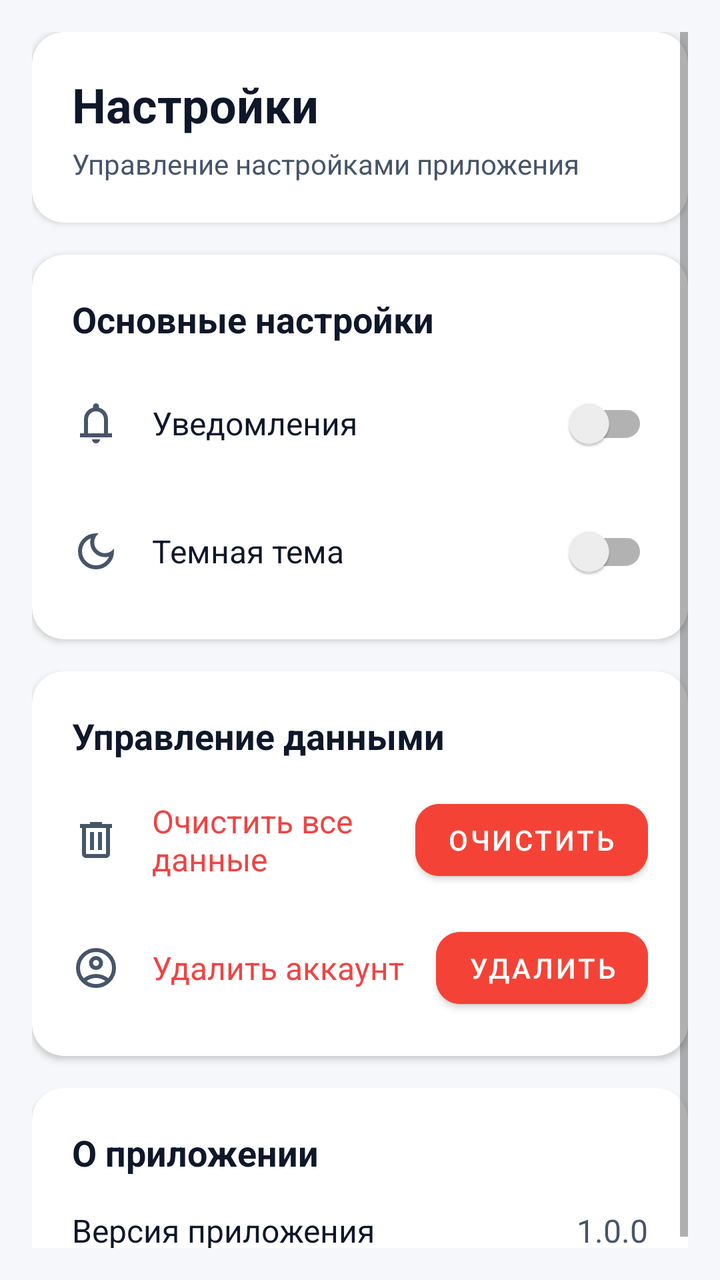
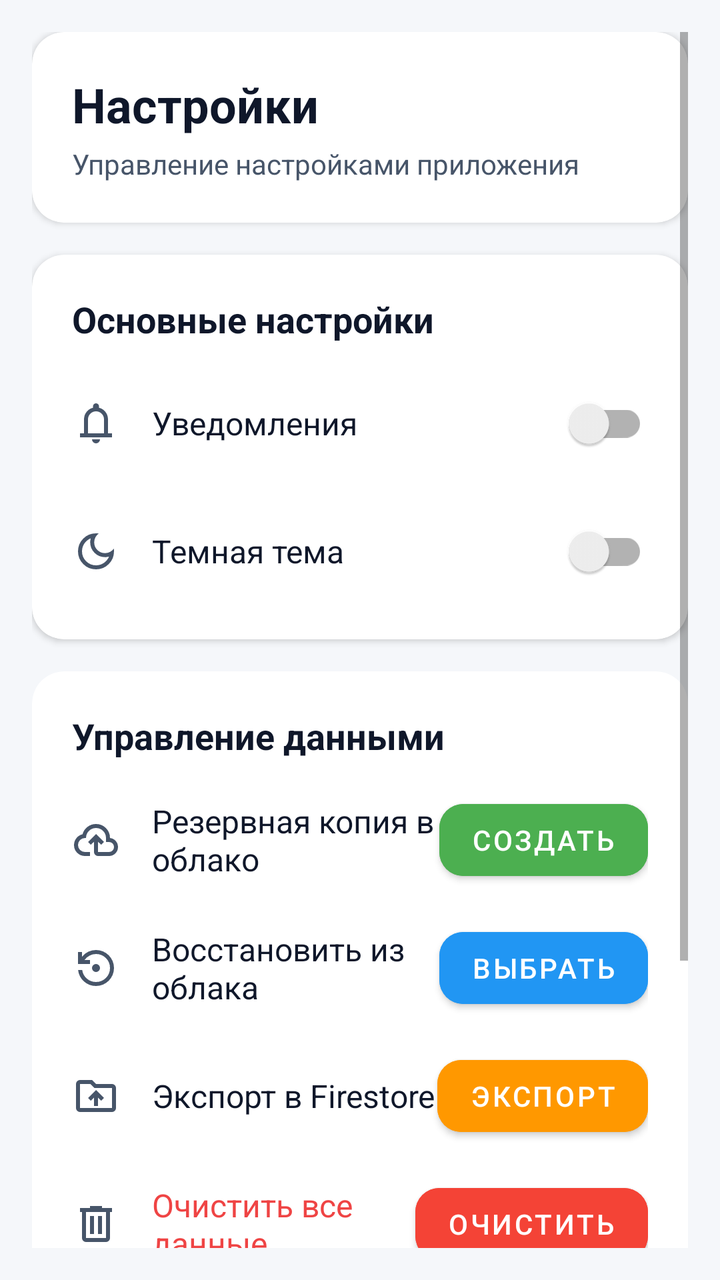

Two renders of the same Android screen: before a commit and after it. Below are the layout's source before the change and the commit's diff.
<!-- AndroidManifest.xml: application theme Theme.Capital -->
<!-- res/layout/fragment_settings.xml -->
<?xml version="1.0" encoding="utf-8"?>
<ScrollView xmlns:android="http://schemas.android.com/apk/res/android"
    xmlns:app="http://schemas.android.com/apk/res-auto"
    android:layout_width="match_parent"
    android:layout_height="match_parent"
    android:background="@color/background"
    android:padding="16dp">

    <LinearLayout
        android:layout_width="match_parent"
        android:layout_height="wrap_content"
        android:orientation="vertical">

        
        <androidx.cardview.widget.CardView
            android:layout_width="match_parent"
            android:layout_height="wrap_content"
            android:layout_marginBottom="16dp"
            app:cardCornerRadius="16dp"
            app:cardElevation="2dp"
            app:cardBackgroundColor="@color/surface_main">

            <LinearLayout
                android:layout_width="match_parent"
                android:layout_height="wrap_content"
                android:orientation="vertical"
                android:padding="20dp">

                <TextView
                    android:layout_width="wrap_content"
                    android:layout_height="wrap_content"
                    android:text="Настройки"
                    android:textColor="@color/text_main_primary"
                    android:textSize="24sp"
                    android:textStyle="bold" />

                <TextView
                    android:layout_width="wrap_content"
                    android:layout_height="wrap_content"
                    android:layout_marginTop="4dp"
                    android:text="Управление настройками приложения"
                    android:textColor="@color/text_main_secondary"
                    android:textSize="14sp" />

            </LinearLayout>

        </androidx.cardview.widget.CardView>

        
        <androidx.cardview.widget.CardView
            android:layout_width="match_parent"
            android:layout_height="wrap_content"
            android:layout_marginBottom="16dp"
            app:cardCornerRadius="16dp"
            app:cardElevation="2dp"
            app:cardBackgroundColor="@color/surface_main">

            <LinearLayout
                android:layout_width="match_parent"
                android:layout_height="wrap_content"
                android:orientation="vertical"
                android:padding="20dp">

                <TextView
                    android:layout_width="wrap_content"
                    android:layout_height="wrap_content"
                    android:text="Основные настройки"
                    android:textColor="@color/text_main_primary"
                    android:textSize="18sp"
                    android:textStyle="bold" />

                
                <LinearLayout
                    android:layout_width="match_parent"
                    android:layout_height="wrap_content"
                    android:layout_marginTop="16dp"
                    android:orientation="horizontal"
                    android:gravity="center_vertical">

                    <ImageView
                        android:layout_width="24dp"
                        android:layout_height="24dp"
                        android:src="@drawable/ic_notifications"
                        android:tint="@color/text_main_secondary" />

                    <TextView
                        android:layout_width="0dp"
                        android:layout_height="wrap_content"
                        android:layout_marginStart="16dp"
                        android:layout_weight="1"
                        android:text="Уведомления"
                        android:textColor="@color/text_main_primary"
                        android:textSize="16sp" />

                    <androidx.appcompat.widget.SwitchCompat
                        android:id="@+id/notificationsSwitch"
                        android:layout_width="wrap_content"
                        android:layout_height="wrap_content" />

                </LinearLayout>

                
                <LinearLayout
                    android:layout_width="match_parent"
                    android:layout_height="wrap_content"
                    android:layout_marginTop="16dp"
                    android:orientation="horizontal"
                    android:gravity="center_vertical">

                    <ImageView
                        android:layout_width="24dp"
                        android:layout_height="24dp"
                        android:src="@drawable/ic_dark_mode"
                        android:tint="@color/text_main_secondary" />

                    <TextView
                        android:layout_width="0dp"
                        android:layout_height="wrap_content"
                        android:layout_marginStart="16dp"
                        android:layout_weight="1"
                        android:text="Темная тема"
                        android:textColor="@color/text_main_primary"
                        android:textSize="16sp" />

                    <androidx.appcompat.widget.SwitchCompat
                        android:id="@+id/darkThemeSwitch"
                        android:layout_width="wrap_content"
                        android:layout_height="wrap_content" />

                </LinearLayout>

            </LinearLayout>

        </androidx.cardview.widget.CardView>

        
        <androidx.cardview.widget.CardView
            android:layout_width="match_parent"
            android:layout_height="wrap_content"
            android:layout_marginBottom="16dp"
            app:cardCornerRadius="16dp"
            app:cardElevation="2dp"
            app:cardBackgroundColor="@color/surface_main">

            <LinearLayout
                android:layout_width="match_parent"
                android:layout_height="wrap_content"
                android:orientation="vertical"
                android:padding="20dp">

                <TextView
                    android:layout_width="wrap_content"
                    android:layout_height="wrap_content"
                    android:text="Управление данными"
                    android:textColor="@color/text_main_primary"
                    android:textSize="18sp"
                    android:textStyle="bold" />

                
                <LinearLayout
                    android:layout_width="match_parent"
                    android:layout_height="wrap_content"
                    android:layout_marginTop="16dp"
                    android:orientation="horizontal"
                    android:gravity="center_vertical">

                    <ImageView
                        android:layout_width="24dp"
                        android:layout_height="24dp"
                        android:src="@drawable/ic_delete"
                        android:tint="@color/text_main_secondary" />

                    <TextView
                        android:layout_width="0dp"
                        android:layout_height="wrap_content"
                        android:layout_marginStart="16dp"
                        android:layout_weight="1"
                        android:text="Очистить все данные"
                        android:textColor="@color/status_error"
                        android:textSize="16sp" />

                    <com.google.android.material.button.MaterialButton
                        android:id="@+id/clearDataButton"
                        android:layout_width="wrap_content"
                        android:layout_height="wrap_content"
                        android:text="Очистить"
                        android:textColor="@color/white"
                        android:backgroundTint="@color/error_main"
                        app:cornerRadius="12dp" />

                </LinearLayout>

                
                <LinearLayout
                    android:layout_width="match_parent"
                    android:layout_height="wrap_content"
                    android:layout_marginTop="16dp"
                    android:orientation="horizontal"
                    android:gravity="center_vertical">

                    <ImageView
                        android:layout_width="24dp"
                        android:layout_height="24dp"
                        android:src="@drawable/ic_profile_avatar"
                        android:tint="@color/text_main_secondary" />

                    <TextView
                        android:layout_width="0dp"
                        android:layout_height="wrap_content"
                        android:layout_marginStart="16dp"
                        android:layout_weight="1"
                        android:text="Удалить аккаунт"
                        android:textColor="@color/status_error"
                        android:textSize="16sp" />

                    <com.google.android.material.button.MaterialButton
                        android:id="@+id/deleteProfileButton"
                        android:layout_width="wrap_content"
                        android:layout_height="wrap_content"
                        android:text="Удалить"
                        android:textColor="@color/white"
                        android:backgroundTint="@color/error_main"
                        app:cornerRadius="12dp" />

                </LinearLayout>
            </LinearLayout>

        </androidx.cardview.widget.CardView>

        
        <androidx.cardview.widget.CardView
            android:layout_width="match_parent"
            android:layout_height="wrap_content"
            app:cardCornerRadius="16dp"
            app:cardElevation="2dp"
            app:cardBackgroundColor="@color/surface_main">

            <LinearLayout
                android:layout_width="match_parent"
                android:layout_height="wrap_content"
                android:orientation="vertical"
                android:padding="20dp">

                <TextView
                    android:layout_width="wrap_content"
                    android:layout_height="wrap_content"
                    android:text="О приложении"
                    android:textColor="@color/text_main_primary"
                    android:textSize="18sp"
                    android:textStyle="bold" />

                
                <LinearLayout
                    android:layout_width="match_parent"
                    android:layout_height="wrap_content"
                    android:layout_marginTop="16dp"
                    android:orientation="horizontal"
                    android:gravity="center_vertical">

                    <TextView
                        android:layout_width="0dp"
                        android:layout_height="wrap_content"
                        android:layout_weight="1"
                        android:text="Версия приложения"
                        android:textColor="@color/text_main_primary"
                        android:textSize="16sp" />

                    <TextView
                        android:id="@+id/versionText"
                        android:layout_width="wrap_content"
                        android:layout_height="wrap_content"
                        android:text="1.0.0"
                        android:textColor="@color/text_main_secondary"
                        android:textSize="16sp" />

                </LinearLayout>
            </LinearLayout>
        </androidx.cardview.widget.CardView>

    </LinearLayout>

</ScrollView>
<!-- resources referenced by this layout -->
<resources>
  <color name="background">#F5F7FA</color>
  <color name="error_main">#F44336</color>
  <color name="status_error">#EF4444</color>
  <color name="surface_main">#FFFFFF</color>
  <color name="white">#FFFFFF</color>
  <color name="primary_main">#303F9F</color>
  <color name="primary_dark">#1A237E</color>
  <color name="text_white">#FFFFFF</color>
  <color name="text_secondary">#757575</color>
  <color name="black">#000000</color>
  <color name="surface_light">#FDFCFE</color>
  <color name="text_primary">#212121</color>
  <!-- unchanged entries left out for length: 11 -->
</resources>

<!-- the commit's change to res/layout/fragment_settings.xml (unified diff, before → after) -->
@@ -167,6 +167,107 @@
                     <ImageView
                         android:layout_width="24dp"
                         android:layout_height="24dp"
+                        android:src="@drawable/ic_backup"
+                        android:tint="@color/text_main_secondary" />
+
+                    <TextView
+                        android:layout_width="0dp"
+                        android:layout_height="wrap_content"
+                        android:layout_marginStart="16dp"
+                        android:layout_weight="1"
+                        android:text="Резервная копия в облако"
+                        android:textColor="@color/text_main_primary"
+                        android:textSize="16sp" />
+
+                    <com.google.android.material.button.MaterialButton
+                        android:id="@+id/backupButton"
+                        android:layout_width="wrap_content"
+                        android:layout_height="wrap_content"
+                        android:text="Создать"
+                        android:textColor="@color/white"
+                        android:backgroundTint="@color/success_main"
+                        app:cornerRadius="12dp" />
+
+                </LinearLayout>
+
+                
+                <LinearLayout
+                    android:layout_width="match_parent"
+                    android:layout_height="wrap_content"
+                    android:layout_marginTop="16dp"
+                    android:orientation="horizontal"
+                    android:gravity="center_vertical">
+
+                    <ImageView
+                        android:layout_width="24dp"
+                        android:layout_height="24dp"
+                        android:src="@drawable/ic_restore"
+                        android:tint="@color/text_main_secondary" />
+
+                    <TextView
+                        android:layout_width="0dp"
+                        android:layout_height="wrap_content"
+                        android:layout_marginStart="16dp"
+                        android:layout_weight="1"
+                        android:text="Восстановить из облака"
+                        android:textColor="@color/text_main_primary"
+                        android:textSize="16sp" />
+
+                    <com.google.android.material.button.MaterialButton
+                        android:id="@+id/restoreButton"
+                        android:layout_width="wrap_content"
+                        android:layout_height="wrap_content"
+                        android:text="Выбрать"
+                        android:textColor="@color/white"
+                        android:backgroundTint="@color/status_info"
+                        app:cornerRadius="12dp" />
+
+                </LinearLayout>
+
+                
+                <LinearLayout
+                    android:layout_width="match_parent"
+                    android:layout_height="wrap_content"
+                    android:layout_marginTop="16dp"
+                    android:orientation="horizontal"
+                    android:gravity="center_vertical">
+
+                    <ImageView
+                        android:layout_width="24dp"
+                        android:layout_height="24dp"
+                        android:src="@drawable/ic_export"
+                        android:tint="@color/text_main_secondary" />
+
+                    <TextView
+                        android:layout_width="0dp"
+                        android:layout_height="wrap_content"
+                        android:layout_marginStart="16dp"
+                        android:layout_weight="1"
+                        android:text="Экспорт в Firestore"
+                        android:textColor="@color/text_main_primary"
+                        android:textSize="16sp" />
+
+                    <com.google.android.material.button.MaterialButton
+                        android:id="@+id/exportButton"
+                        android:layout_width="wrap_content"
+                        android:layout_height="wrap_content"
+                        android:text="Экспорт"
+                        android:textColor="@color/white"
+                        android:backgroundTint="@color/warning_main"
+                        app:cornerRadius="12dp" />
+
+                </LinearLayout>
+                
+                <LinearLayout
+                    android:layout_width="match_parent"
+                    android:layout_height="wrap_content"
+                    android:layout_marginTop="16dp"
+                    android:orientation="horizontal"
+                    android:gravity="center_vertical">
+
+                    <ImageView
+                        android:layout_width="24dp"
+                        android:layout_height="24dp"
                         android:src="@drawable/ic_delete"
                         android:tint="@color/text_main_secondary" />
 
<!-- resource entries referenced after the edit -->
@@ -3,8 +3,32 @@
   <color name="background">#F5F7FA</color>
   <color name="error_main">#F44336</color>
   <color name="status_error">#EF4444</color>
+  <color name="status_info">#2196F3</color>
+  <color name="success_main">#4CAF50</color>
   <color name="surface_main">#FFFFFF</color>
+  <color name="warning_main">#FF9800</color>
   <color name="white">#FFFFFF</color>
+  <!-- drawable ic_backup (drawable) -->
+  <?xml version="1.0"?>
+      <vector android:tint="?attr/colorControlNormal" android:viewportHeight="960" android:viewportWidth="960" android:height="24dp" android:width="24dp" xmlns:android="http://schemas.android.com/apk/res/android">
+  
+      <path android:pathData="M260,800Q169,800 104.5,737Q40,674 40,583Q40,505 87,444Q134,383 210,366Q235,274 310,217Q385,160 480,160Q597,160 678.5,241.5Q760,323 760,440L760,440L760,440Q829,448 874.5,499.5Q920,551 920,620Q920,695 867.5,747.5Q815,800 740,800L520,800Q487,800 463.5,776.5Q440,753 440,720L440,514L376,576L320,520L480,360L640,520L584,576L520,514L520,720Q520,720 520,720Q520,720 520,720L740,720Q782,720 811,691Q840,662 840,620Q840,578 811,549Q782,520 740,520L680,520L680,440Q680,357 621.5,298.5Q563,240 480,240Q397,240 338.5,298.5Q280,357 280,440L260,440Q202,440 161,481Q120,522 120,580Q120,638 161,679Q202,720 260,720L360,720L360,800L260,800ZM480,520L480,520L480,520Q480,520 480,520Q480,520 480,520L480,520L480,520Q480,520 480,520Q480,520 480,520L480,520Q480,520 480,520Q480,520 480,520L480,520Q480,520 480,520Q480,520 480,520Q480,520 480,520Q480,520 480,520L480,520L480,520Q480,520 480,520Q480,520 480,520Q480,520 480,520Q480,520 480,520L480,520Q480,520 480,520Q480,520 480,520Q480,520 480,520Q480,520 480,520L480,520Z" android:fillColor="@android:color/white"/>
+  
+  </vector>
+  <!-- drawable ic_export (drawable) -->
+  <?xml version="1.0"?>
+      <vector android:tint="?attr/colorControlNormal" android:viewportHeight="960" android:viewportWidth="960" android:height="24dp" android:width="24dp" xmlns:android="http://schemas.android.com/apk/res/android">
+  
+      <path android:pathData="M440,680L520,680L520,512L584,576L640,520L480,360L320,520L376,576L440,512L440,680ZM160,800Q127,800 103.5,776.5Q80,753 80,720L80,240Q80,207 103.5,183.5Q127,160 160,160L400,160L480,240L800,240Q833,240 856.5,263.5Q880,287 880,320L880,720Q880,753 856.5,776.5Q833,800 800,800L160,800ZM160,720L800,720Q800,720 800,720Q800,720 800,720L800,320Q800,320 800,320Q800,320 800,320L447,320L367,240L160,240Q160,240 160,240Q160,240 160,240L160,720Q160,720 160,720Q160,720 160,720ZM160,720Q160,720 160,720Q160,720 160,720L160,240Q160,240 160,240Q160,240 160,240L160,240L160,320L160,320Q160,320 160,320Q160,320 160,320L160,720Q160,720 160,720Q160,720 160,720Z" android:fillColor="@android:color/white"/>
+  
+  </vector>
+  <!-- drawable ic_restore (drawable) -->
+  <?xml version="1.0"?>
+      <vector android:autoMirrored="true" android:tint="?attr/colorControlNormal" android:viewportHeight="960" android:viewportWidth="960" android:height="24dp" android:width="24dp" xmlns:android="http://schemas.android.com/apk/res/android">
+  
+      <path android:pathData="M480,560Q447,560 423.5,536.5Q400,513 400,480Q400,447 423.5,423.5Q447,400 480,400Q513,400 536.5,423.5Q560,447 560,480Q560,513 536.5,536.5Q513,560 480,560ZM480,840Q341,840 239,748.5Q137,657 122,520L204,520Q218,624 296.5,692Q375,760 480,760Q597,760 678.5,678.5Q760,597 760,480Q760,363 678.5,281.5Q597,200 480,200Q411,200 351,232Q291,264 250,320L360,320L360,400L120,400L120,160L200,160L200,254Q251,190 324.5,155Q398,120 480,120Q555,120 620.5,148.5Q686,177 734.5,225.5Q783,274 811.5,339.5Q840,405 840,480Q840,555 811.5,620.5Q783,686 734.5,734.5Q686,783 620.5,811.5Q555,840 480,840Z" android:fillColor="@android:color/white"/>
+  
+  </vector>
   <color name="primary_main">#303F9F</color>
   <color name="primary_dark">#1A237E</color>
   <color name="text_white">#FFFFFF</color>
